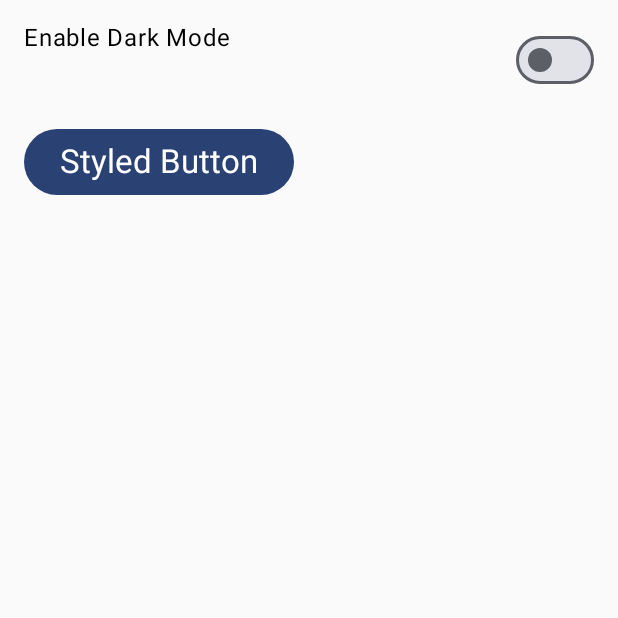
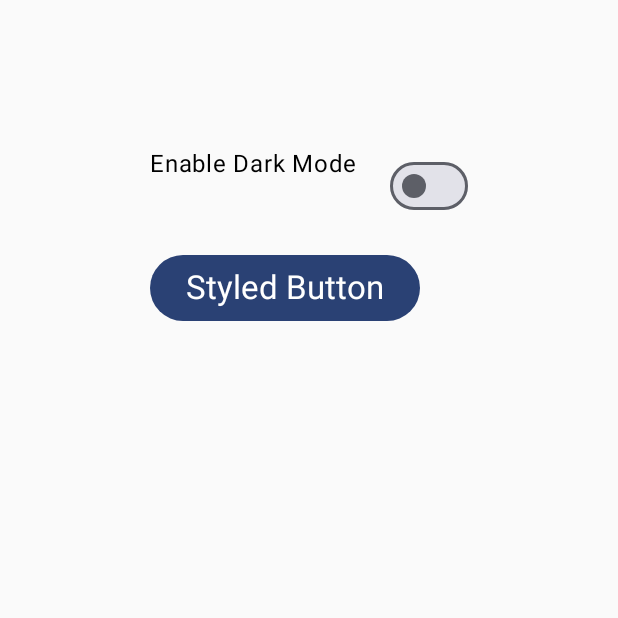
Before and after one commit to suhaniranka006/DarkModeToggleApp_Compose, an Android app built with Jetpack Compose: the screen it shows after launch (MainActivity), on a phone screen of 412 x 824 dp, the top half of it. Run offline under Robolectric (Android 15) with nearby library versions, the phone set to English and light mode, and no system bars.

Commit message:
change padding

```diff
--- a/app/src/main/java/com/example/darkmodetoggleapp_compose/MainActivity.kt
+++ b/app/src/main/java/com/example/darkmodetoggleapp_compose/MainActivity.kt
@@ -48,7 +48,7 @@ fun DarkModeToggleApp() {
         Column(
             Modifier
                 .fillMaxSize()
-                .padding(16.dp)
+                .padding(100.dp)
         ) {
             Row(
                 modifier = Modifier.fillMaxWidth(),
```
